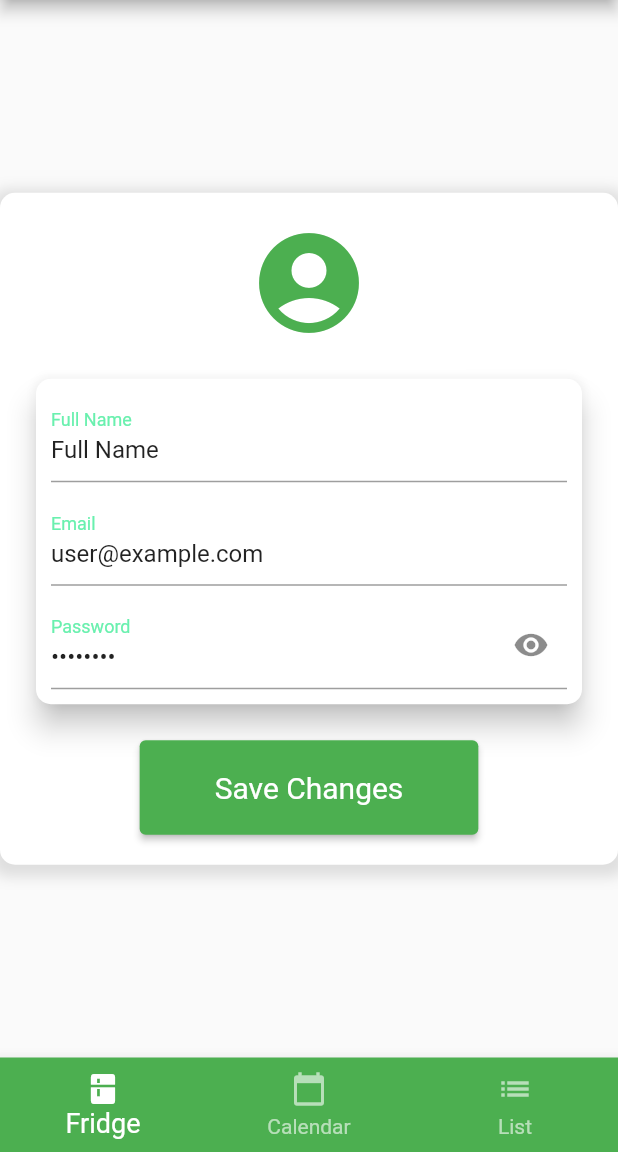
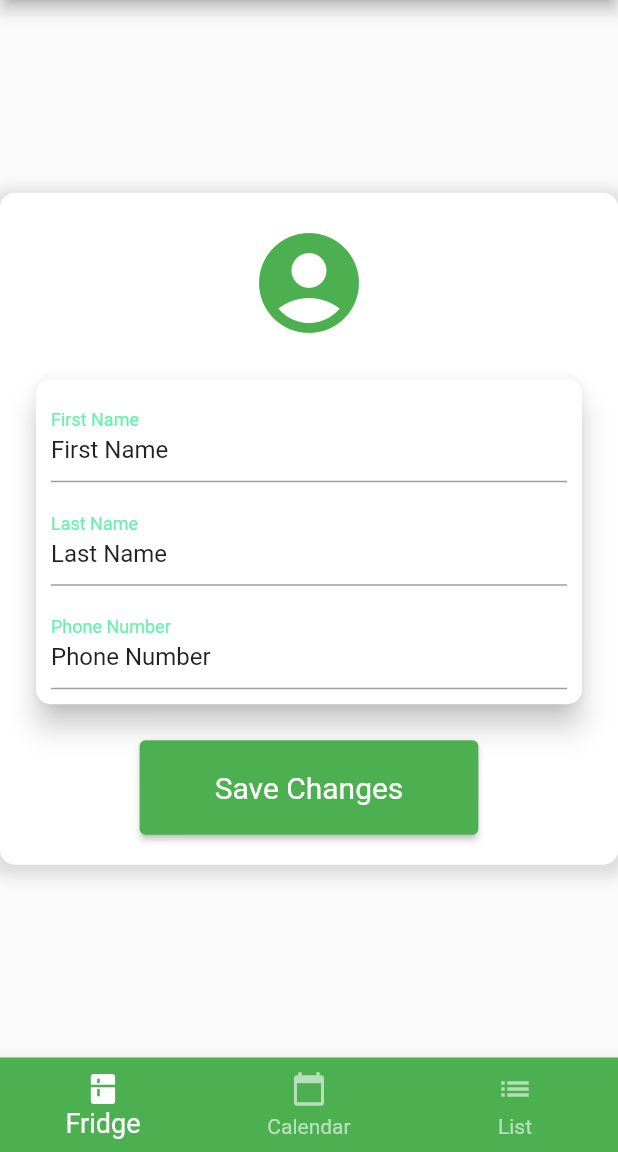
Before and after one commit to perezjovany/COP4331-Large-Project, a Flutter app: the AccountPage screen opened by its route, on a phone screen of 412 x 824 dp, the part 84-1236 px from its top. Run offline on Flutter 3.47's test engine with Material 2 defaults, Android fonts, the phone set to English and light mode, and no system bars; our stand-ins replace flutter_secure_storage, shared_preferences, syncfusion_flutter_calendar; missing offline and left inert: scan; accounts and stored records are empty.

Commit message:
updated account form

```diff
--- a/lib/account.dart
+++ b/lib/account.dart
@@ -1,4 +1,6 @@
 import 'package:flutter/material.dart';
+import 'package:http/http.dart' as http;
+import 'dart:convert';
 import 'top_bar.dart';
 import 'bottom_bar.dart';
 
@@ -13,24 +15,47 @@ class State_Account extends State<AccountPage> {
   final GlobalKey<FormState> _formKey = GlobalKey<FormState>();
 
   // PLACEHOLDER user details
-  String name = "Full Name";
-  String email = "user@example.com";
-  String password = "password";
+  String firstName = "First Name";
+  String lastName = "Last Name";
+  String phone = "Phone Number";
+  String userId = "User ID";
+  int daysLeft = 30; // placeholder value
+  bool isLightMode = true; // placeholder value
 
-  bool seePass = true;
-
-  final nameController = TextEditingController();
-  final emailController = TextEditingController();
-  final passwordController = TextEditingController();
+  final firstNameController = TextEditingController();
+  final lastNameController = TextEditingController();
+  final phoneController = TextEditingController();
 
   @override
   void initState() {
     super.initState();
 
     // Initialize text fields with user details
-    nameController.text = name;
-    emailController.text = email;
-    passwordController.text = password;
+    firstNameController.text = firstName;
+    lastNameController.text = lastName;
+    phoneController.text = phone;
+  }
+
+  Future<void> updateUser(String userId, String firstName, String lastName,
+      String phone, int daysLeft, bool isLightMode) async {
+    final response = await http.put(
+      Uri.parse('/api/update_user'),
+      headers: <String, String>{
+        'Content-Type': 'application/json; charset=UTF-8',
+      },
+      body: jsonEncode(<String, dynamic>{
+        'userId': userId,
+        'firstName': firstName,
+        'lastName': lastName,
+        'phone': phone,
+        'daysLeft': daysLeft,
+        'isLightMode': isLightMode,
+      }),
+    );
+
+    if (response.statusCode != 200) {
+      throw Exception('Failed to update user.');
+    }
   }
 
   @override
@@ -41,10 +66,12 @@ class State_Account extends State<AccountPage> {
         child: SingleChildScrollView(
           child: Container(
             // Container size according to device
-            width: MediaQuery.of(context).size.width > 600 ? 600 : MediaQuery.of(context).size.width,
+            width: MediaQuery.of(context).size.width > 600
+                ? 600
+                : MediaQuery.of(context).size.width,
             padding: const EdgeInsets.all(20), // Padding for the child elements
-            decoration: BoxDecoration( // Container shadow
-
+            decoration: BoxDecoration(
+              // Container shadow
               color: Colors.white,
               borderRadius: BorderRadius.circular(10.0),
               boxShadow: [
@@ -80,54 +107,42 @@ class State_Account extends State<AccountPage> {
                       padding: const EdgeInsets.all(10.0),
                       child: Column(
                         children: [
-                          // Full name field
+                          // First name field
                           TextFormField(
-                            controller: nameController,
-                            decoration: const InputDecoration(labelText: 'Full Name'),
+                            controller: firstNameController,
+                            decoration:
+                                const InputDecoration(labelText: 'First Name'),
                             validator: (value) {
                               if (value == null || value.isEmpty) {
-                                return 'Please enter your full name';
+                                return 'Please enter your first name';
                               }
                               return null;
                             },
                           ),
 
                           const SizedBox(height: 10), // Spacing
-                          // Email field
+                          // Last name field
                           TextFormField(
-                            controller: emailController,
-                            decoration: const InputDecoration(labelText: 'Email'),
+                            controller: lastNameController,
+                            decoration:
+                                const InputDecoration(labelText: 'Last Name'),
                             validator: (value) {
                               if (value == null || value.isEmpty) {
-                                return 'Please enter your email';
+                                return 'Please enter your last name';
                               }
                               return null;
                             },
                           ),
 
                           const SizedBox(height: 10), // Spacing
-                          // Password field
+                          // Phone number field
                           TextFormField(
-                            controller: passwordController,
-                            decoration: InputDecoration(
-                              labelText: 'Password',
-                              // Toggle visibility of password
-                              suffixIcon: IconButton(
-                                icon: Icon(
-                                  seePass ? Icons.visibility : Icons.visibility_off,
-                                ),
-                                onPressed: () {
-                                  setState(() {
-                                    seePass = !seePass;
-                                  });
-                                },
-                              ),
-                            ),
-
-                            obscureText: seePass,
+                            controller: phoneController,
+                            decoration: const InputDecoration(
+                                labelText: 'Phone Number'),
                             validator: (value) {
                               if (value == null || value.isEmpty) {
-                                return 'Please enter your password';
+                                return 'Please enter your phone number';
                               }
                               return null;
                             },
@@ -142,25 +157,26 @@ class State_Account extends State<AccountPage> {
                   ElevatedButton(
                     style: ElevatedButton.styleFrom(
                       backgroundColor: Colors.green,
-                      padding: const EdgeInsets.symmetric(horizontal: 50, vertical: 20),
+                      padding: const EdgeInsets.symmetric(
+                          horizontal: 50, vertical: 20),
                       textStyle: const TextStyle(
                         fontSize: 20,
                       ),
                     ),
-
                     child: const Text('Save Changes'),
                     onPressed: () {
                       if (_formKey.currentState!.validate()) {
                         setState(() {
-
-                          name = nameController.text;
-                          email = emailController.text;
-                          password = passwordController.text;
-
+                          firstName = firstNameController.text;
+                          lastName = lastNameController.text;
+                          phone = phoneController.text;
                         });
 
-                        ScaffoldMessenger.of(context)
-                            .showSnackBar(const SnackBar(content: Text('Changes saved')));
+                        updateUser(userId, firstName, lastName, phone, daysLeft,
+                            isLightMode);
+
+                        ScaffoldMessenger.of(context).showSnackBar(
+                            const SnackBar(content: Text('Changes saved')));
                       }
                     },
                   ),
```
